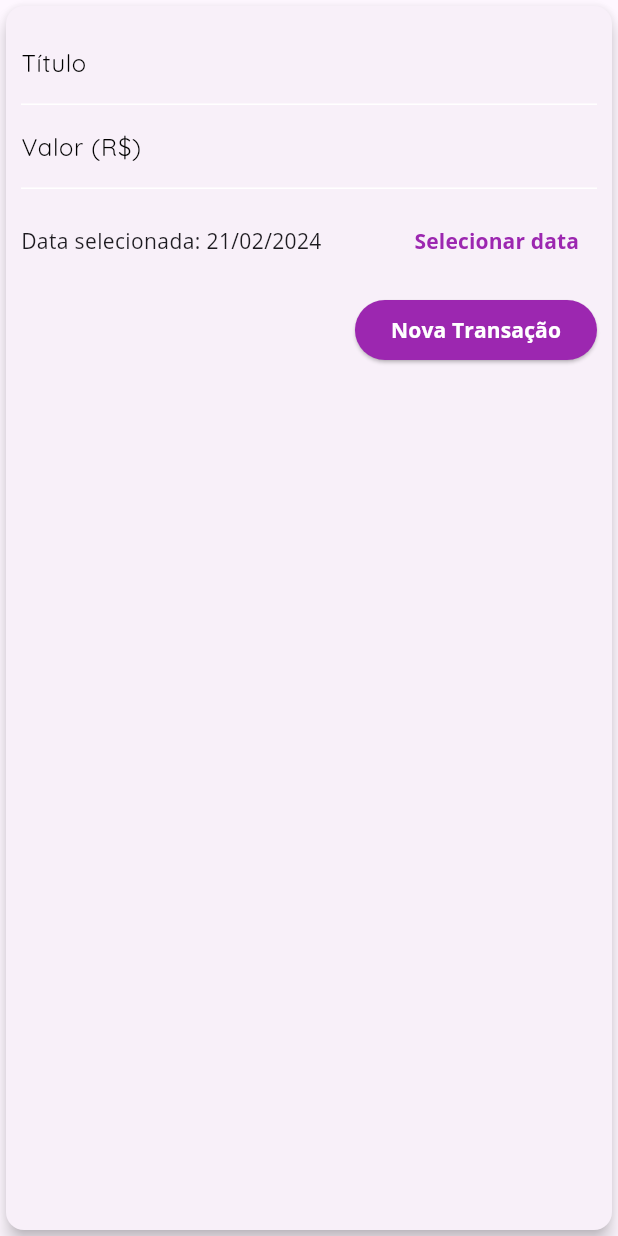
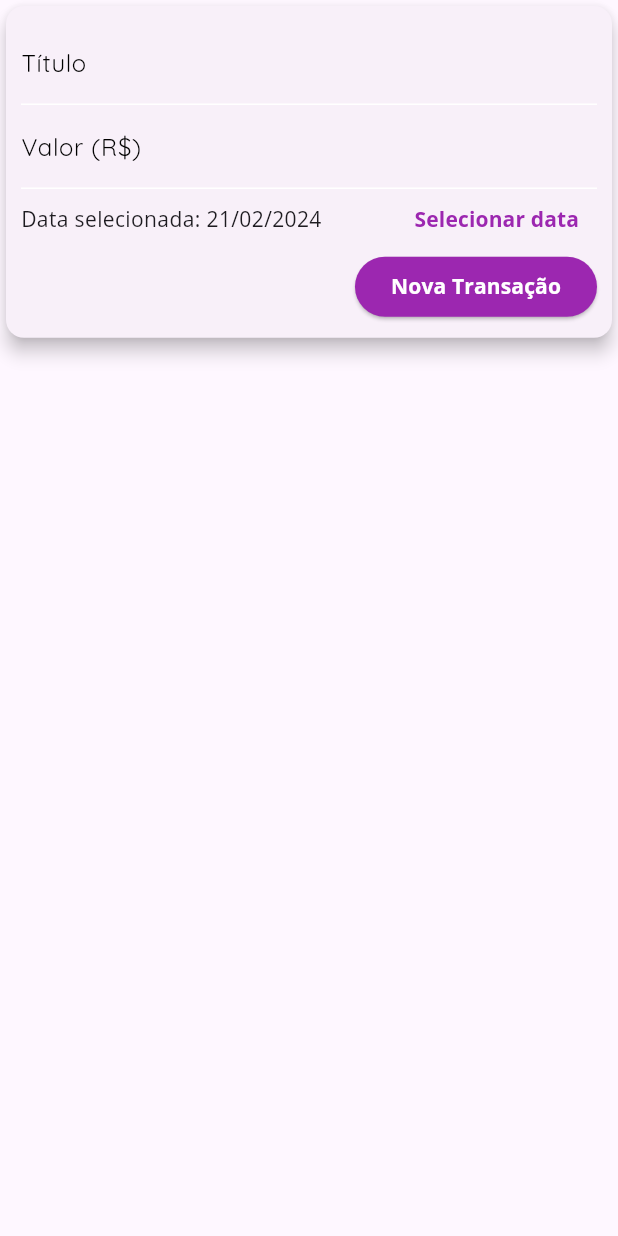
Before and after one commit to IsraelRAlencar/Projeto-Despesas, a Flutter app: the TransactionForm widget shown alone on an empty page, opened directly with empty values, on a phone screen of 412 x 824 dp. Run offline on Flutter 3.47's test engine with Material 3 defaults, Android fonts, the phone set to English and light mode, and no system bars.

Commit message:
new - aproveitando larguras maiores

```diff
--- a/lib/components/chart_bar.dart
+++ b/lib/components/chart_bar.dart
@@ -1,5 +1,4 @@
 import 'package:flutter/material.dart';
-import 'package:flutter/rendering.dart';
 
 class ChartBar extends StatelessWidget {
   final String label;
--- a/lib/components/transaction_form.dart
+++ b/lib/components/transaction_form.dart
@@ -45,12 +45,18 @@ class _TransactionFormState extends State<TransactionForm> {
 
   @override
   Widget build(BuildContext context) {
-    return Card(
+    return SingleChildScrollView(
+      child: Card(
         elevation: 5,
         color: Colors.white,
         surfaceTintColor: Colors.purple[300],
         child: Padding(
-        padding: const EdgeInsets.all(10),
+          padding: EdgeInsets.only(
+            top: 10,
+            right: 10,
+            left: 10,
+            bottom: 10 + MediaQuery.of(context).viewInsets.bottom,
+          ),
           child: Column(
             children: [
               TextField(
@@ -70,15 +76,17 @@ class _TransactionFormState extends State<TransactionForm> {
                 ),
               ),
               SizedBox(
-              height: 70,
+                height: MediaQuery.of(context).size.height * 0.05,
                 child: Row(
                   children: [
                     Expanded(
                       child: Text(
                         'Data selecionada: ${DateFormat('dd/MM/y').format(_selectedDate)}',
                         style: TextStyle(
-                        fontFamily:
-                            Theme.of(context).textTheme.labelLarge?.fontFamily,
+                          fontFamily: Theme.of(context)
+                              .textTheme
+                              .labelLarge
+                              ?.fontFamily,
                         ),
                       ),
                     ),
@@ -115,6 +123,7 @@ class _TransactionFormState extends State<TransactionForm> {
             ],
           ),
         ),
+      ),
     );
   }
 }
--- a/lib/main.dart
+++ b/lib/main.dart
@@ -167,12 +167,12 @@ class _MyHomePageState extends State<MyHomePage> {
             //   ),
             if (_showChart || !isLandscape)
               SizedBox(
-                height: availableHeight * (isLandscape ? 0.7 : 0.25),
+                height: availableHeight * (isLandscape ? 0.8 : 0.25),
                 child: Chart(_recentTransactions),
               ),
             if (!_showChart || !isLandscape)
               SizedBox(
-                height: availableHeight * 0.75,
+                height: availableHeight * (isLandscape ? 1 : 0.75),
                 child: TransactionList(_transactions, _removeTransaction),
               ),
           ],
```
Also changed, not shown: lib/components/transaction_list.dart (+15 -5 lines). Lines whose indentation alone changed are shown as unchanged.
